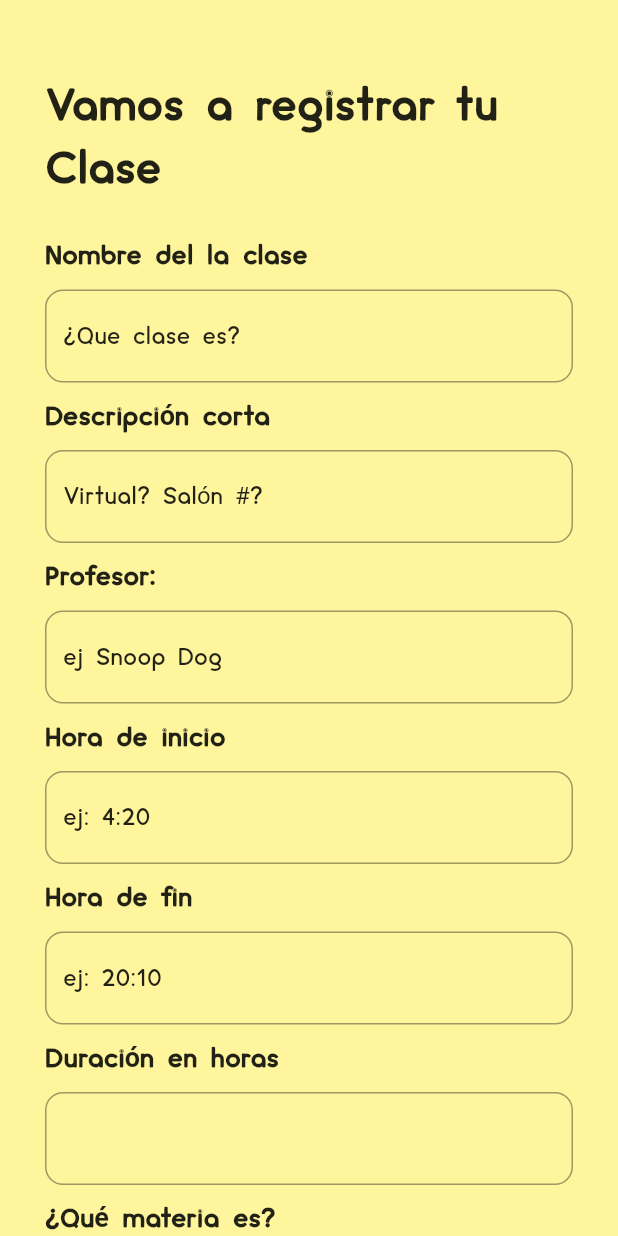
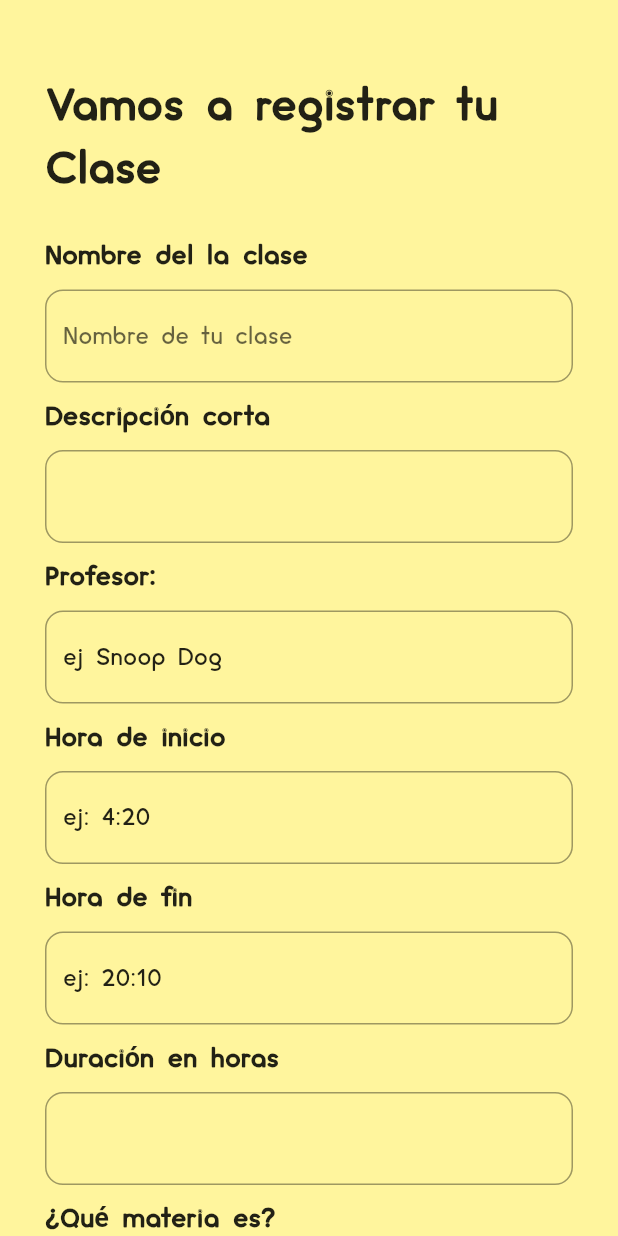
Before and after one commit to JcortesJ/MyUNify, a Flutter app: the EditarEventoClase screen opened by its route, on a phone screen of 412 x 824 dp. Run offline on Flutter 3.47's test engine with Material 2 defaults, Android fonts, the phone set to English and light mode, and no system bars; our stand-ins replace image_picker, table_calendar, webview_flutter; accounts and stored records are empty.

Commit message:
antes del merge, todo ok

```diff
--- a/lib/pages/editarClase.dart
+++ b/lib/pages/editarClase.dart
@@ -23,9 +23,8 @@ class _EditarEventoClase extends State<EditarEventoClase> {
 
   @override
   Widget build(BuildContext context) {
-    controllernombreEvento = TextEditingController(text: "¿Que clase es?");
-    controllerdescripcionEvento =
-        TextEditingController(text: "Virtual? Salón #?");
+    controllernombreEvento = TextEditingController();
+    controllerdescripcionEvento = TextEditingController();
     controllerHoraInicio = TextEditingController(text: "ej: 4:20");
     controllerHoraFin = TextEditingController(text: "ej: 20:10");
     controllerMaterias = TextEditingController(text: "ej: calculo integral");
@@ -55,6 +54,7 @@ class _EditarEventoClase extends State<EditarEventoClase> {
               TextField(
                   controller: controllernombreEvento,
                   decoration: InputDecoration(
+                    hintText: "Nombre de tu clase",
                     border: OutlineInputBorder(
                         borderRadius: BorderRadius.circular(12)),
                   )),
--- a/lib/widgets/mensajes_widgets/MsgEvento.dart
+++ b/lib/widgets/mensajes_widgets/MsgEvento.dart
@@ -28,6 +28,7 @@ class Msgevento extends StatelessWidget {
     Size size = MediaQuery.of(context).size;
     return Column(children: [
       Container(
+        margin: EdgeInsets.only(top: 10),
         padding: const EdgeInsets.all(10),
         width: size.width * 0.8,
         decoration: BoxDecoration(
```
